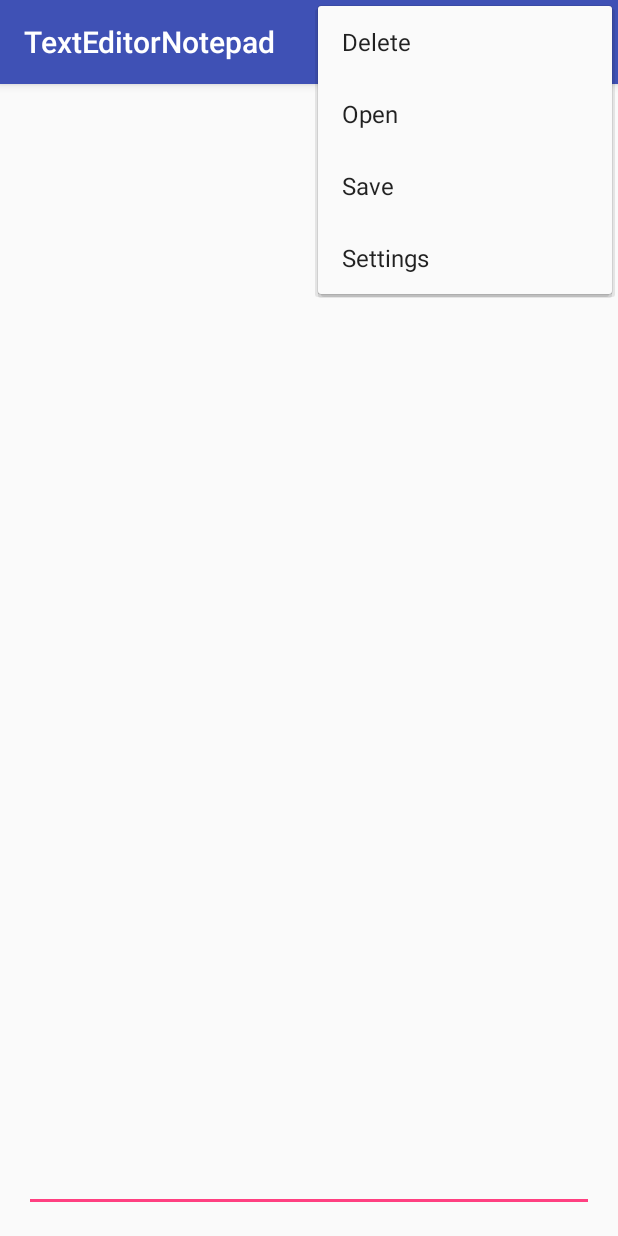
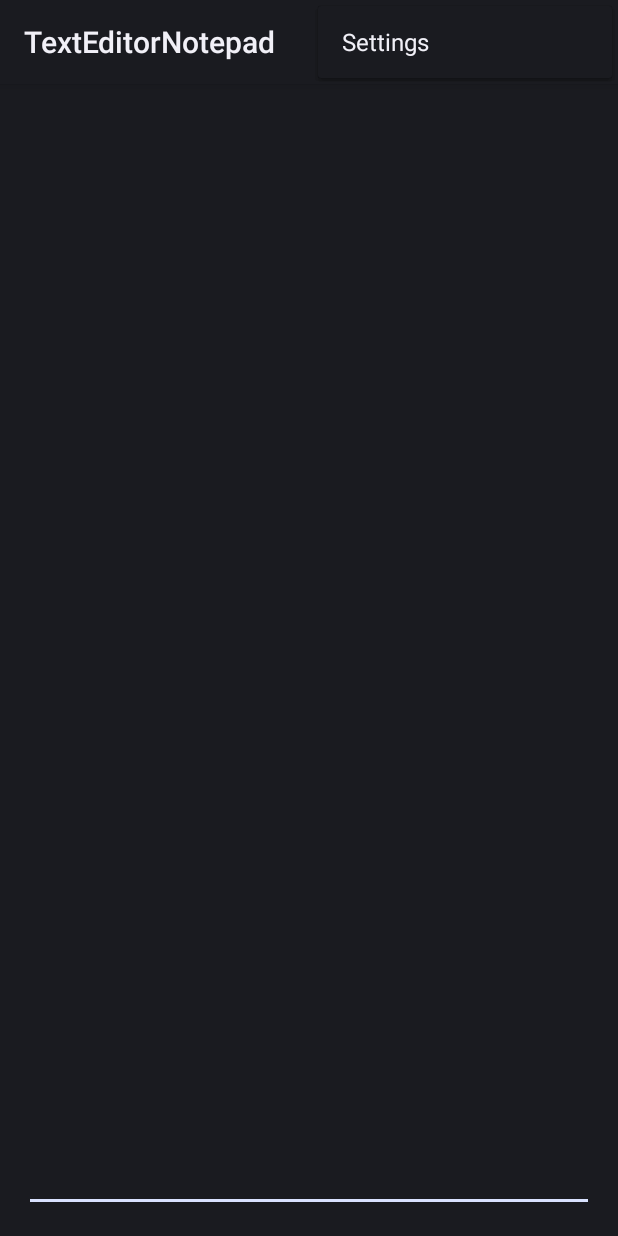
Before and after one commit to zok1995/SimpleTextEditorNotepad, an Android app: the screen it shows after launch (MainActivity), with the options menu open, on a phone screen of 412 x 824 dp. Run offline under Robolectric (Android 15) with nearby library versions, the phone set to English and light mode, and no system bars.

```diff
--- a/MyApplication/app/build.gradle
+++ b/MyApplication/app/build.gradle
@@ -23,4 +23,5 @@ dependencies {
     compile fileTree(dir: 'libs', include: ['*.jar'])
     testCompile 'junit:junit:4.12'
     compile 'com.android.support:appcompat-v7:23.1.1'
+    compile 'com.android.support:support-v4:23.1.0'
 }
--- a/MyApplication/app/src/main/AndroidManifest.xml
+++ b/MyApplication/app/src/main/AndroidManifest.xml
@@ -6,8 +6,7 @@
         android:allowBackup="true"
         android:icon="@mipmap/ic_launcher"
         android:label="@string/app_name"
-        android:supportsRtl="true"
-        android:theme="@style/AppTheme">
+        android:supportsRtl="true">
         <activity android:name=".MainActivity">
             <intent-filter>
                 <action android:name="android.intent.action.MAIN" />
--- a/MyApplication/app/src/main/java/com/example/oleksandr/texteditornotepad/MainActivity.java
+++ b/MyApplication/app/src/main/java/com/example/oleksandr/texteditornotepad/MainActivity.java
@@ -1,13 +1,15 @@
 package com.example.oleksandr.texteditornotepad;
 
+import android.app.Activity;
 import android.support.v7.app.AppCompatActivity;
 import android.os.Bundle;
 import android.view.Menu;
+import android.view.MenuInflater;
 import android.view.MenuItem;
 import android.widget.EditText;
 import android.widget.Toast;
 
-public class MainActivity extends AppCompatActivity {
+public class MainActivity extends Activity {
     private EditText mEditTextMainField;
 
     @Override
@@ -19,7 +21,8 @@ public class MainActivity extends AppCompatActivity {
 
     @Override
     public boolean onCreateOptionsMenu(Menu menu) {
-        getMenuInflater().inflate(R.menu.main, menu);
+        MenuInflater inflater = getMenuInflater();
+        inflater.inflate(R.menu.main,menu);
         return super.onCreateOptionsMenu(menu);
     }
 
```
